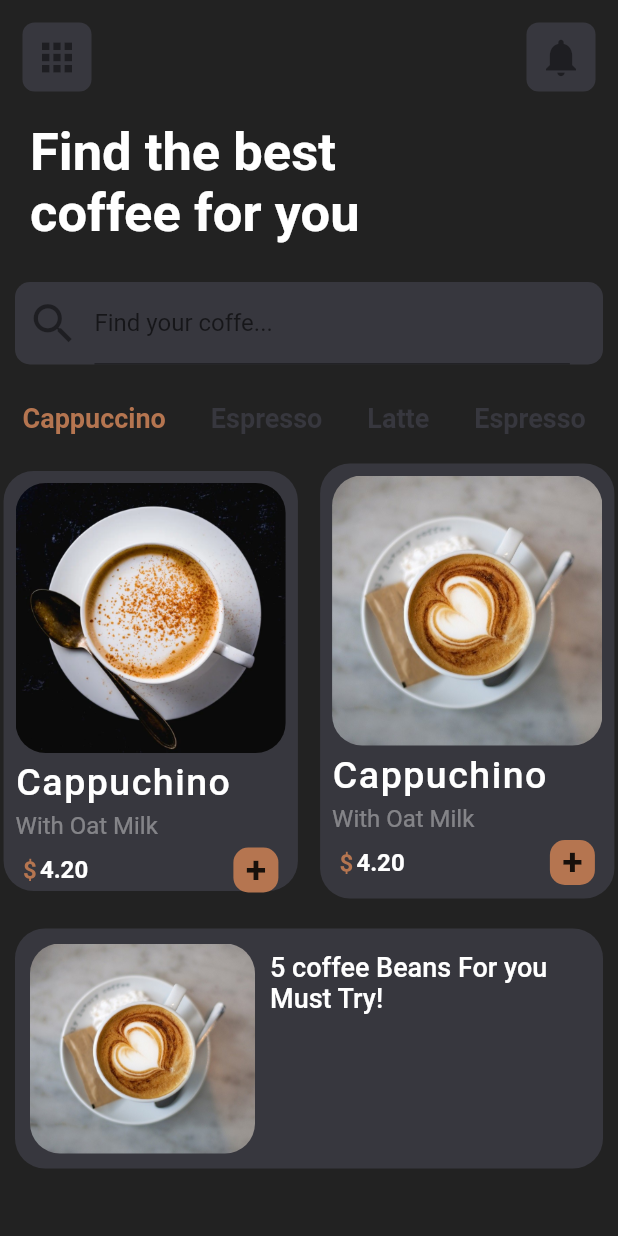
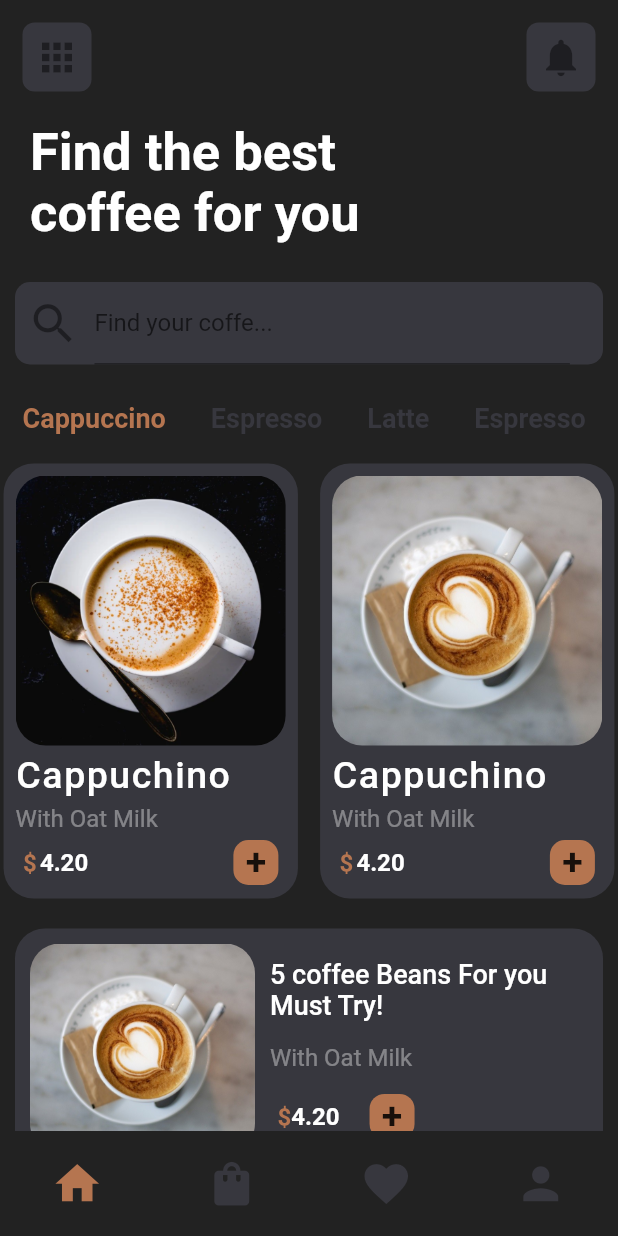
Before and after one commit to MaikolSoro/CoffeShopApp, a Flutter app: the screen it shows after launch, on a phone screen of 412 x 824 dp. Run offline on Flutter 3.47's test engine with Material 2 defaults, Android fonts, the phone set to English and light mode, and no system bars.

Commit message:
Navigation home screen

```diff
--- a/lib/home_screen.dart
+++ b/lib/home_screen.dart
@@ -122,7 +122,7 @@ class HomeScreen extends StatelessWidget {
                 mainAxisAlignment: MainAxisAlignment.spaceEvenly,
                 children: [
                   Container(
-                    height: 280,
+                    height: 290,
                     width: MediaQuery.of(context).size.width / 2.1,
                     padding: const EdgeInsets.all(8),
                     decoration: BoxDecoration(
@@ -350,8 +350,9 @@ class HomeScreen extends StatelessWidget {
                       width: 5,
                     ),
                     Column(
+                      mainAxisAlignment: MainAxisAlignment.spaceEvenly,
+                      crossAxisAlignment: CrossAxisAlignment.start,
                       children: [
-                        SizedBox(height: 10),
                         Text(
                           "5 coffee Beans For you\nMust Try!",
                           style: TextStyle(
@@ -360,6 +361,56 @@ class HomeScreen extends StatelessWidget {
                             fontWeight: FontWeight.w500,
                           ),
                         ),
+                        Text(
+                          "With Oat Milk",
+                          style: TextStyle(
+                            fontSize: 16,
+                            color: Colors.white38,
+                          ),
+                        ),
+                        Padding(
+                          padding: const EdgeInsets.symmetric(
+                            horizontal: 5,
+                          ),
+                          child: Row(
+                            children: [
+                              Text(
+                                "\$",
+                                style: TextStyle(
+                                  color: colors.pClr,
+                                  fontSize: 16,
+                                  fontWeight: FontWeight.bold,
+                                ),
+                              ),
+                              Text(
+                                "4.20",
+                                style: TextStyle(
+                                  color: Colors.white,
+                                  fontSize: 16,
+                                  fontWeight: FontWeight.bold,
+                                ),
+                              ),
+                              SizedBox(width: 20),
+                              Container(
+                                height: 30,
+                                width: 30,
+                                decoration: BoxDecoration(
+                                  color: colors.pClr,
+                                  borderRadius: BorderRadius.circular(10),
+                                ),
+                                child: Center(
+                                  child: Text(
+                                    "+",
+                                    style: TextStyle(
+                                      fontSize: 25,
+                                      fontWeight: FontWeight.bold,
+                                    ),
+                                  ),
+                                ),
+                              )
+                            ],
+                          ),
+                        )
                       ],
                     )
                   ],
@@ -369,6 +420,34 @@ class HomeScreen extends StatelessWidget {
           ),
         ),
       ),
+      bottomNavigationBar: Container(
+        height: 70,
+        child: Row(
+          mainAxisAlignment: MainAxisAlignment.spaceAround,
+          children: [
+            Icon(
+              Icons.home,
+              color: colors.pClr,
+              size: 35,
+            ),
+            Icon(
+              Icons.shopping_bag,
+              color: colors.grayClr,
+              size: 35,
+            ),
+            Icon(
+              Icons.favorite,
+              color: colors.grayClr,
+              size: 35,
+            ),
+            Icon(
+              Icons.person,
+              color: colors.grayClr,
+              size: 35,
+            ),
+          ],
+        ),
+      ),
     );
   }
 }
```
Also changed, not shown: lib/product_screen.dart (added).
